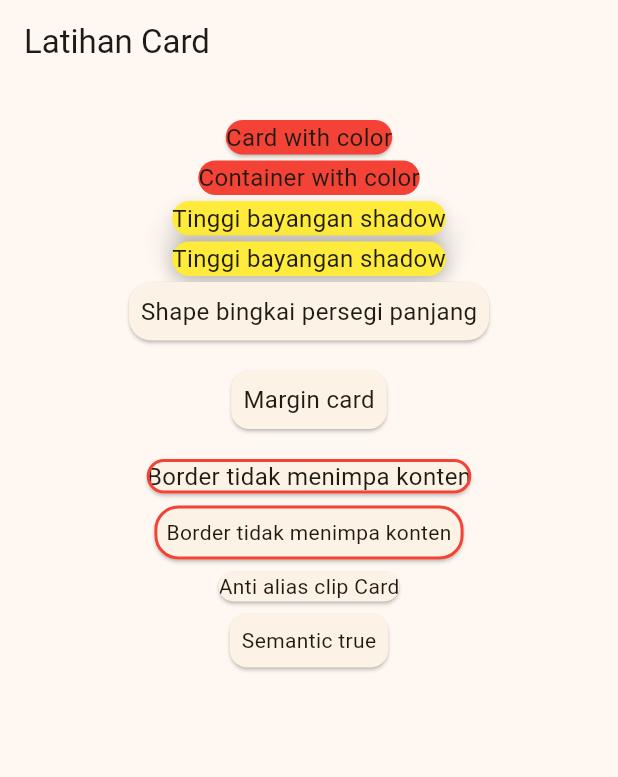
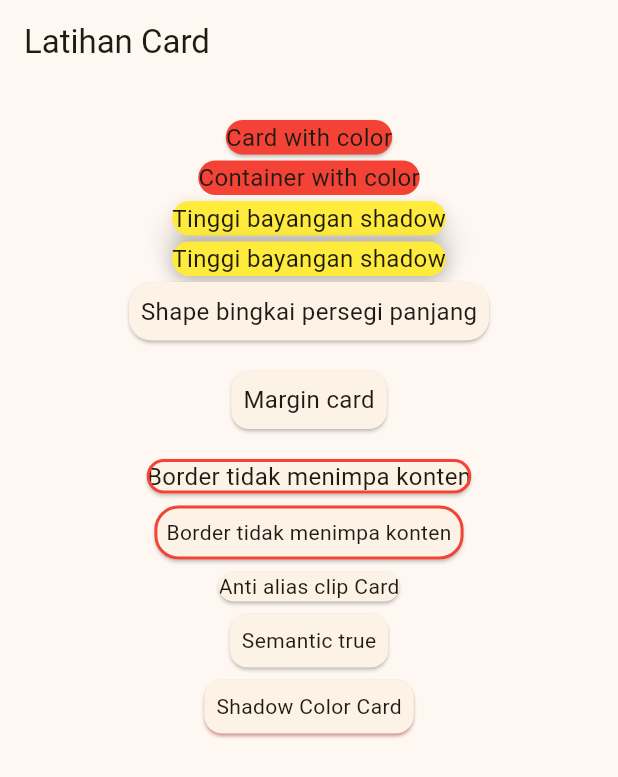
Before and after one commit to annddvaa/Tugas_week_8_1123150164, a Flutter app: the screen it shows after launch, on a phone screen of 412 x 824 dp. Shown: the top 777 px of the screen. Run offline on Flutter 3.47's test engine with Material 3 defaults, Android fonts, the phone set to English and light mode, and no system bars.

Commit message:
membuat card dengan shadow color

```diff
--- a/lib/pages/latihancard.dart
+++ b/lib/pages/latihancard.dart
@@ -116,6 +116,16 @@ class Latihancard extends StatelessWidget {
                     ),
                   ),
                 ),
+                Card(
+                  shadowColor: Colors.red,
+                  child: Padding(
+                    padding: const EdgeInsets.all(8.0),
+                    child: Text(
+                      "Shadow Color Card",
+                      style: TextStyle(fontSize: 14.0),
+                    ),
+                  ),
+                ),
               ],
             ),
           ),
```
